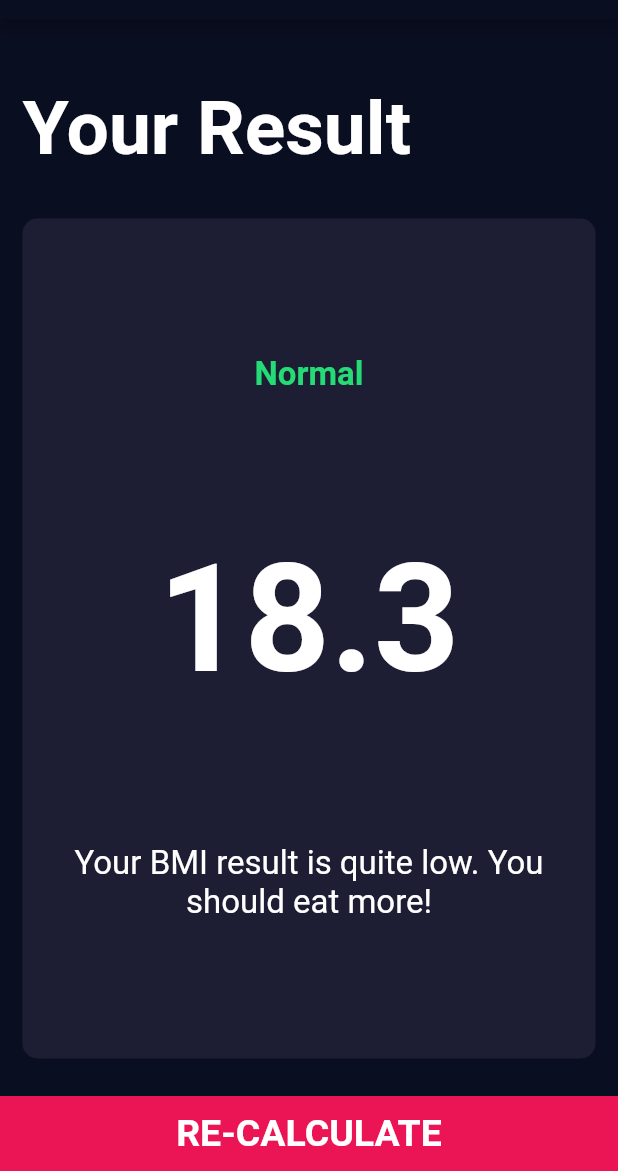
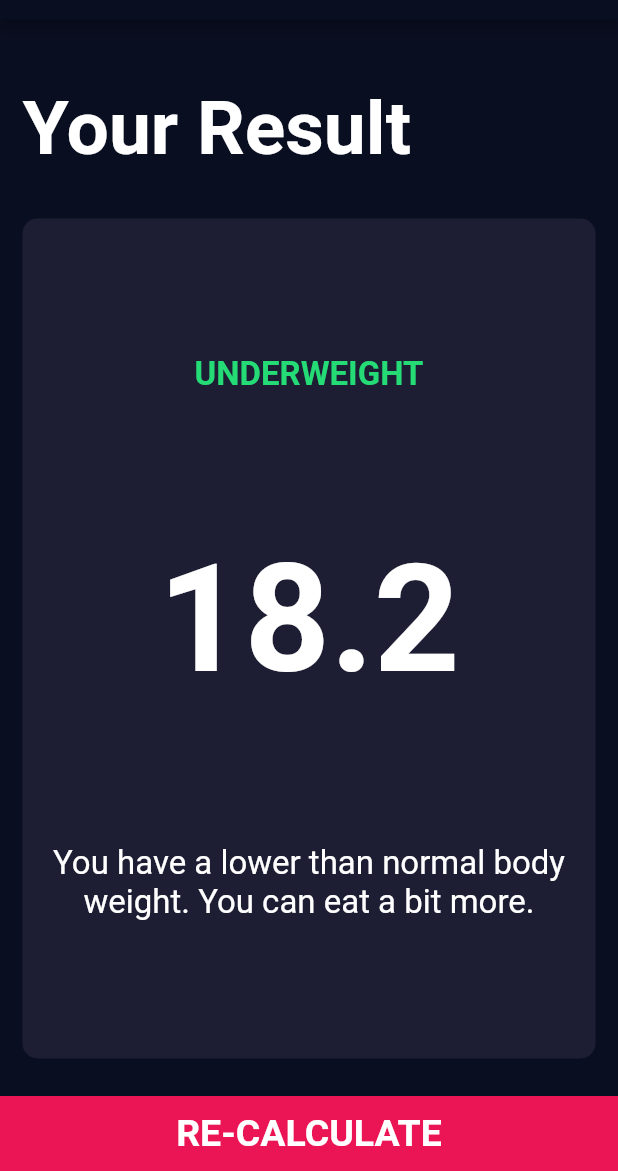
Before and after one commit to ujjwalmaity/bmi_calculator, a Flutter app: the screen it shows after launch, after a tap on "CALCULATE", on a phone screen of 412 x 824 dp, the part 65-1236 px from its top. Run offline on Flutter 3.47's test engine with Material 2 defaults, Android fonts, the phone set to English and light mode, and no system bars; our stand-ins replace font_awesome_flutter.

Commit message:
Adding the BMI Calculator Functionality

```diff
--- /dev/null
+++ b/lib/calculator_brain.dart
@@ -0,0 +1,34 @@
+import 'dart:math';
+
+class CalculatorBrain {
+  final int height;
+  final int weight;
+  double _bmi;
+
+  CalculatorBrain({this.height, this.weight});
+
+  String calculateBMI() {
+    _bmi = weight / pow(height / 100, 2);
+    return _bmi.toStringAsFixed(1);
+  }
+
+  String getResult() {
+    if (_bmi >= 25) {
+      return 'Overweight';
+    } else if (_bmi > 18.5) {
+      return 'Normal';
+    } else {
+      return 'Underweight';
+    }
+  }
+
+  String getInterpretation() {
+    if (_bmi >= 25) {
+      return 'You have a higher than normal body weight. Try to exercise more.';
+    } else if (_bmi >= 18.5) {
+      return 'You have a normal body weight. Good job!';
+    } else {
+      return 'You have a lower than normal body weight. You can eat a bit more.';
+    }
+  }
+}
--- a/lib/screens/input_page.dart
+++ b/lib/screens/input_page.dart
@@ -5,6 +5,7 @@ import '../components/bottom_button.dart';
 import '../components/icon_content.dart';
 import '../components/reusable_card.dart';
 import '../components/round_icon_button.dart';
+import '../calculator_brain.dart';
 import '../constants.dart';
 import 'results_page.dart';
 
@@ -205,7 +206,17 @@ class _InputPageState extends State<InputPage> {
             ),
             BottomButton(
               onTap: () {
-                Navigator.push(context, MaterialPageRoute(builder: (context) => ResultsPage()));
+                CalculatorBrain calc = CalculatorBrain(height: height, weight: weight);
+                Navigator.push(
+                  context,
+                  MaterialPageRoute(
+                    builder: (context) => ResultsPage(
+                      bmiResult: calc.calculateBMI(),
+                      resultText: calc.getResult(),
+                      interpretation: calc.getInterpretation(),
+                    ),
+                  ),
+                );
               },
               buttonTitle: 'CALCULATE',
             ),
--- a/lib/screens/results_page.dart
+++ b/lib/screens/results_page.dart
@@ -6,6 +6,12 @@ import '../components/reusable_card.dart';
 import '../constants.dart';
 
 class ResultsPage extends StatelessWidget {
+  final String bmiResult;
+  final String resultText;
+  final String interpretation;
+
+  ResultsPage({@required this.bmiResult, @required this.resultText, @required this.interpretation});
+
   @override
   Widget build(BuildContext context) {
     return Scaffold(
@@ -35,15 +41,15 @@ class ResultsPage extends StatelessWidget {
                 mainAxisAlignment: MainAxisAlignment.spaceEvenly,
                 children: <Widget>[
                   Text(
-                    'Normal',
+                    resultText.toUpperCase(),
                     style: kResultTextStyle,
                   ),
                   Text(
-                    '18.3',
+                    bmiResult,
                     style: kBMITextStyle,
                   ),
                   Text(
-                    'Your BMI result is quite low. You should eat more!',
+                    interpretation,
                     style: kBodyTextStyle,
                     textAlign: TextAlign.center,
                   ),
```
